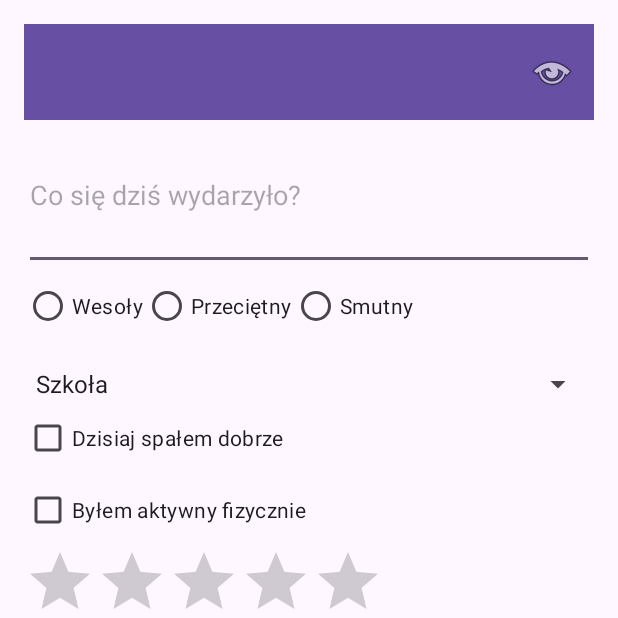
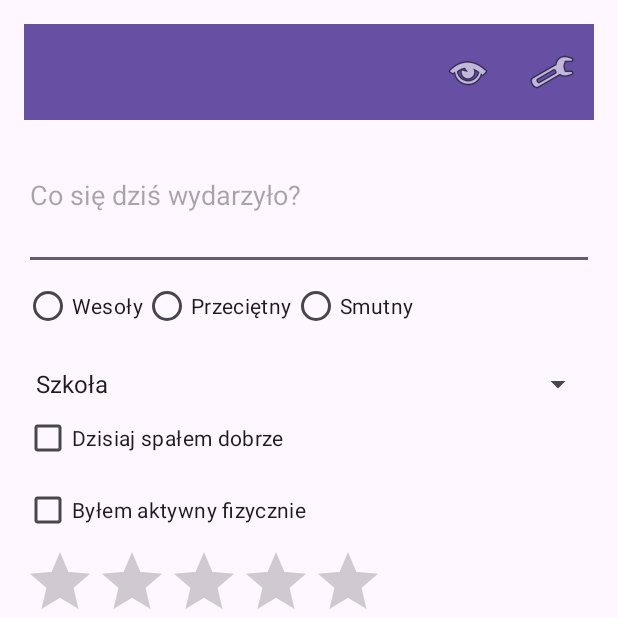
Before and after one commit to woojtylaGG/Mood-Tracker, an Android app: the screen it shows after launch (MainActivity), on a phone screen of 412 x 824 dp, the top half of it. Run offline under Robolectric (Android 15) with nearby library versions, the phone set to English and light mode, and no system bars.

Commit message:
troche zmian w toolbarze

```diff
--- a/app/src/main/java/com/example/moodtracker/fragments/MoodEntryFragment.kt
+++ b/app/src/main/java/com/example/moodtracker/fragments/MoodEntryFragment.kt
@@ -30,13 +30,16 @@ class MoodEntryFragment : Fragment() {
     override fun onViewCreated(view: View, savedInstanceState: Bundle?) {
         super.onViewCreated(view, savedInstanceState)
 
-
         val toolbar = binding.toolbar
         toolbar.inflateMenu(R.menu.mood_entry_menu)
         toolbar.setOnMenuItemClickListener { item ->
             when (item.itemId) {
                 R.id.action_history -> {
                     findNavController().navigate(R.id.action_moodEntry_to_moodHistory)
+                    true
+                }
+                R.id.action_settings -> {
+                    findNavController().navigate(R.id.action_moodEntry_to_settingsFragment)
                     true
                 }
                 else -> false
--- a/app/src/main/res/menu/mood_entry_menu.xml
+++ b/app/src/main/res/menu/mood_entry_menu.xml
@@ -5,4 +5,10 @@
         android:title="Historia"
         android:icon="@android:drawable/ic_menu_view"
         app:showAsAction="ifRoom" />
+
+    <item
+        android:id="@+id/action_settings"
+        android:title="Ustawienia"
+        android:icon="@android:drawable/ic_menu_manage"
+        app:showAsAction="ifRoom" />
 </menu>
--- a/app/src/main/res/navigation/nav_graph.xml
+++ b/app/src/main/res/navigation/nav_graph.xml
@@ -11,6 +11,9 @@
         <action
             android:id="@+id/action_moodEntry_to_moodHistory"
             app:destination="@id/moodHistoryFragment" />
+        <action
+            android:id="@+id/action_moodEntry_to_settingsFragment"
+            app:destination="@id/settingsFragment" />
     </fragment>
 
     <fragment
@@ -31,8 +34,10 @@
         android:name="com.example.moodtracker.fragments.MoodDetailsFragment"
         android:label="Szczegóły" />
 
+
     <fragment
         android:id="@+id/settingsFragment"
         android:name="com.example.moodtracker.fragments.SettingsFragment"
-        android:label="Ustawienia" />
+        android:label="Settings" />
+
 </navigation>
```
